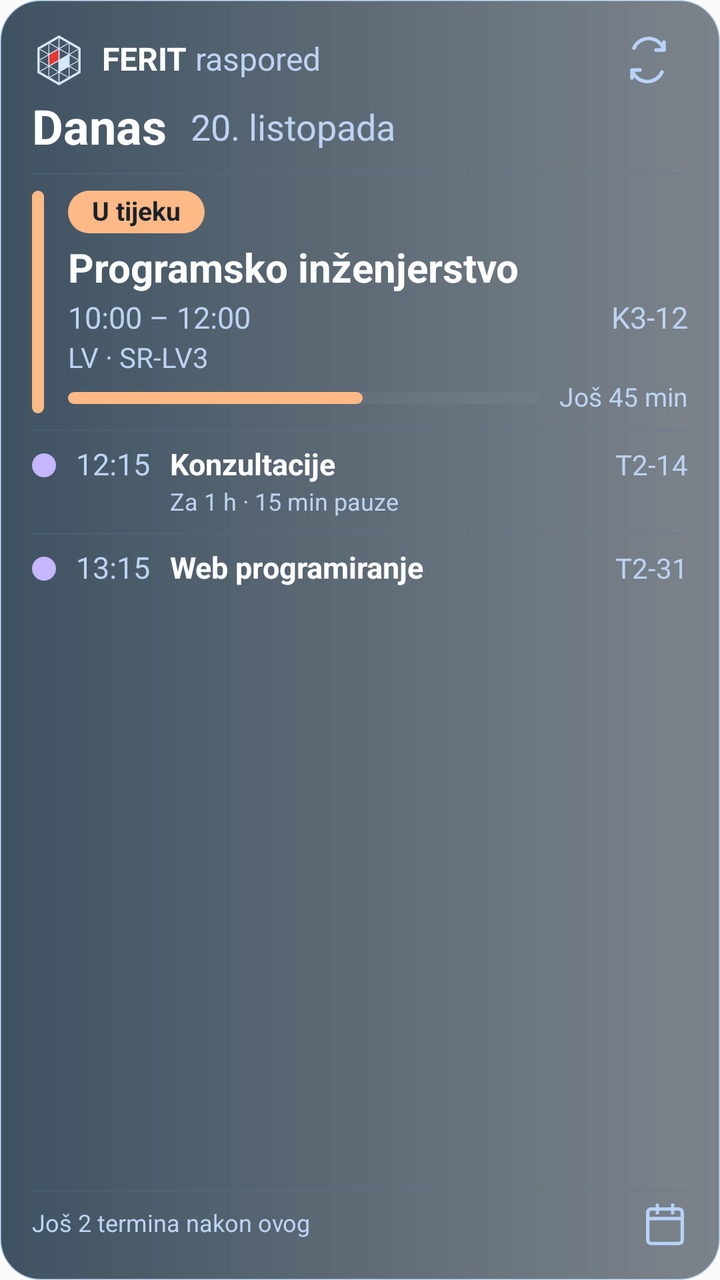
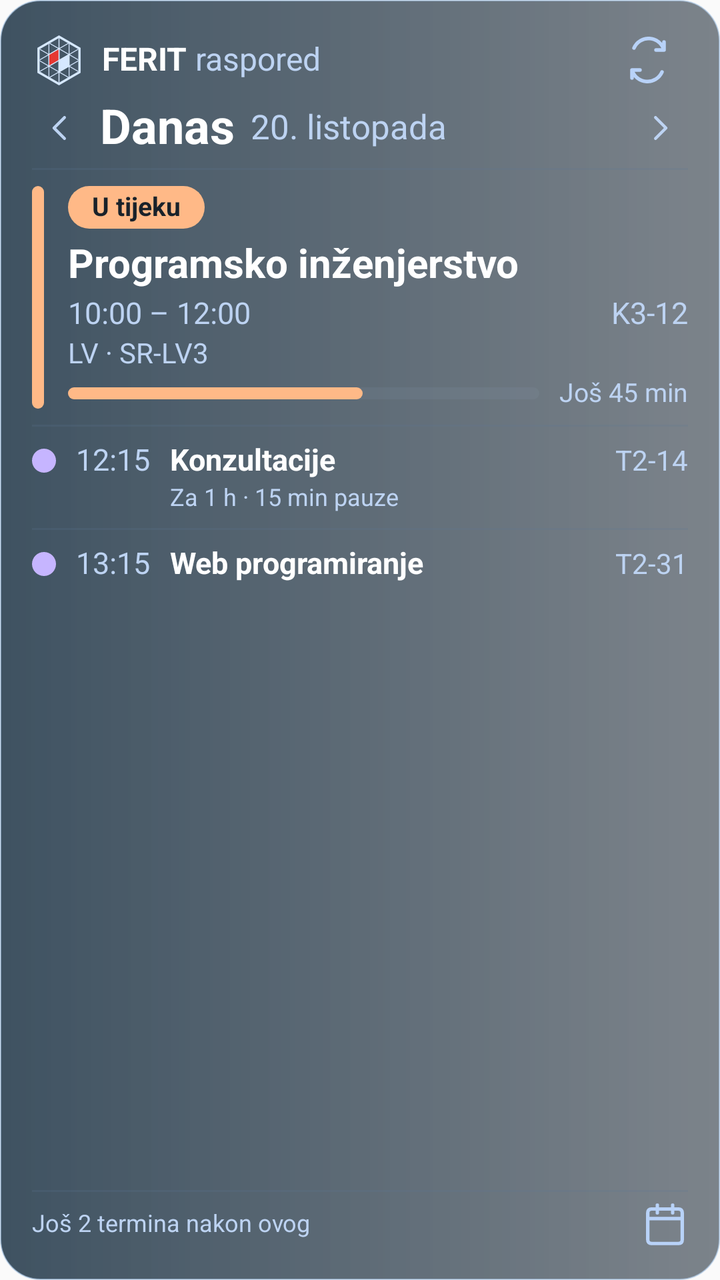

Two renders of the same Android screen: before a commit and after it. Below are the layout's source before the change and the commit's diff.
<!-- AndroidManifest.xml: application theme AppTheme -->
<!-- res/layout/schedule_widget.xml -->
<?xml version="1.0" encoding="utf-8"?>
<LinearLayout xmlns:android="http://schemas.android.com/apk/res/android"
 android:id="@+id/widget_root" android:layout_width="match_parent" android:layout_height="match_parent"
 android:orientation="vertical" android:background="@drawable/widget_glass" android:padding="16dp">
 <LinearLayout android:layout_width="match_parent" android:layout_height="28dp" android:gravity="center_vertical">
  <ImageView android:layout_width="27dp" android:layout_height="29dp" android:src="@drawable/widget_ferit_logo" android:contentDescription="FERIT"/>
  <TextView  android:layout_width="wrap_content" android:layout_height="wrap_content" android:text="FERIT" android:textColor="#FFFFFF" android:textSize="16sp" android:includeFontPadding="false" android:layout_marginStart="8dp" android:textStyle="bold"/>
  <TextView  android:layout_width="0dp" android:layout_height="wrap_content" android:text="\u0020raspored" android:textColor="#BDD3F2" android:textSize="16sp" android:includeFontPadding="false" android:layout_weight="1"/>
  <ImageView android:id="@+id/widget_refresh" android:layout_width="40dp" android:layout_height="40dp" android:padding="8dp" android:src="@drawable/widget_refresh" android:contentDescription="@string/widget_refresh"/>
 </LinearLayout>
 <LinearLayout android:layout_width="match_parent" android:layout_height="wrap_content" android:gravity="center_vertical" android:layout_marginTop="6dp" android:layout_marginBottom="8dp">
  <TextView  android:layout_width="wrap_content" android:layout_height="wrap_content" android:text="Danas" android:textColor="#FFFFFF" android:textSize="24sp" android:includeFontPadding="false" android:textStyle="bold"/>
  <TextView android:id="@+id/widget_date" android:layout_width="0dp" android:layout_height="wrap_content" android:text="20. listopada" android:textColor="#BDD3F2" android:textSize="18sp" android:includeFontPadding="false" android:layout_marginStart="12dp" android:maxLines="1" android:ellipsize="end" android:layout_weight="1"/>
 </LinearLayout>
 <ImageView android:layout_width="match_parent" android:layout_height="1dp" android:background="#305E7895" android:importantForAccessibility="no"/>
 <LinearLayout android:id="@+id/widget_hero" android:layout_width="match_parent" android:layout_height="wrap_content" android:layout_marginTop="8dp" android:layout_marginBottom="8dp">
  <ImageView android:layout_width="6dp" android:layout_height="match_parent" android:src="@drawable/widget_marker" android:scaleType="fitXY" android:importantForAccessibility="no"/>
  <LinearLayout android:layout_width="0dp" android:layout_weight="1" android:layout_height="wrap_content" android:layout_marginStart="12dp" android:orientation="vertical">
   <TextView android:id="@+id/widget_status" android:layout_width="wrap_content" android:layout_height="wrap_content" android:text="U tijeku" android:textColor="#19222A" android:textSize="13sp" android:includeFontPadding="false" android:background="@drawable/widget_pill" android:textStyle="bold"/>
   <TextView android:id="@+id/widget_title" android:layout_width="match_parent" android:layout_height="wrap_content" android:text="Programsko inženjerstvo" android:textColor="#FFFFFF" android:textSize="20sp" android:includeFontPadding="false" android:layout_marginTop="6dp" android:textStyle="bold" android:maxLines="2" android:ellipsize="end"/>
   <LinearLayout android:layout_width="match_parent" android:layout_height="wrap_content" android:layout_marginTop="4dp" android:gravity="center_vertical">
    <TextView android:id="@+id/widget_time" android:layout_width="0dp" android:layout_height="wrap_content" android:text="10:00 – 12:00" android:textColor="#BDD3F2" android:textSize="15sp" android:includeFontPadding="false" android:layout_weight="1"/>
    <TextView android:id="@+id/widget_room" android:layout_width="wrap_content" android:layout_height="wrap_content" android:text="K3-12" android:textColor="#BDD3F2" android:textSize="15sp" android:includeFontPadding="false" android:maxWidth="100dp" android:maxLines="1" android:ellipsize="end"/>
   </LinearLayout>
   <TextView android:id="@+id/widget_group" android:layout_width="match_parent" android:layout_height="wrap_content" android:text="LV · SR-LV3" android:textColor="#BDD3F2" android:textSize="14sp" android:includeFontPadding="false" android:layout_marginTop="3dp" android:maxLines="1" android:ellipsize="end"/>
   <LinearLayout android:id="@+id/widget_progress_row" android:layout_width="match_parent" android:layout_height="wrap_content" android:layout_marginTop="4dp" android:gravity="center_vertical">
    <ProgressBar android:id="@+id/widget_progress" style="?android:attr/progressBarStyleHorizontal" android:layout_width="0dp" android:layout_weight="1" android:layout_height="6dp" android:max="10000" android:progress="6250" android:indeterminate="false" android:progressDrawable="@drawable/widget_progress" android:progressTint="#FFB987" android:progressBackgroundTint="#4D9BB1CA"/>
    <TextView android:id="@+id/widget_remaining" android:layout_width="wrap_content" android:layout_height="wrap_content" android:text="Još 45 min" android:textColor="#BDD3F2" android:textSize="13sp" android:includeFontPadding="false" android:layout_marginStart="10dp"/>
   </LinearLayout>
  </LinearLayout>
 </LinearLayout>
 <LinearLayout android:id="@+id/widget_empty" android:layout_width="match_parent" android:layout_height="0dp" android:layout_weight="1" android:orientation="vertical" android:gravity="center_vertical" android:visibility="gone" android:paddingTop="20dp" android:paddingBottom="20dp">
  <TextView android:id="@+id/widget_empty_title" android:layout_width="wrap_content" android:layout_height="wrap_content" android:text="" android:textColor="#FFFFFF" android:textSize="22sp" android:includeFontPadding="false" android:textStyle="bold"/>
  <TextView android:id="@+id/widget_empty_body" android:layout_width="wrap_content" android:layout_height="wrap_content" android:text="" android:textColor="#BDD3F2" android:textSize="15sp" android:includeFontPadding="false" android:layout_marginTop="8dp"/>
 </LinearLayout>
 <LinearLayout android:id="@+id/widget_next1" android:layout_width="match_parent" android:layout_height="wrap_content" android:orientation="vertical">
<ImageView android:layout_width="match_parent" android:layout_height="1dp" android:background="#305E7895" android:importantForAccessibility="no"/>
<LinearLayout android:layout_width="match_parent" android:layout_height="wrap_content" android:paddingTop="8dp" android:paddingBottom="8dp" android:gravity="top">
<ImageView android:id="@+id/widget_dot1" android:layout_width="12dp" android:layout_height="12dp" android:layout_marginTop="3dp" android:layout_marginEnd="10dp" android:src="@drawable/widget_dot" android:importantForAccessibility="no"/>
<TextView android:id="@+id/widget_next_time1" android:layout_width="47dp" android:layout_height="wrap_content" android:text="12:15" android:textColor="#BDD3F2" android:textSize="15sp" android:includeFontPadding="false" />
<LinearLayout android:layout_width="0dp" android:layout_weight="1" android:layout_height="wrap_content" android:orientation="vertical">
<TextView android:id="@+id/widget_next_title1" android:layout_width="match_parent" android:layout_height="wrap_content" android:text="Konzultacije" android:textColor="#FFFFFF" android:textSize="15sp" android:includeFontPadding="false" android:textStyle="bold" android:maxLines="1" android:ellipsize="end"/>
<TextView android:id="@+id/widget_next_detail1" android:layout_width="match_parent" android:layout_height="wrap_content" android:text="Za 1 h · 15 min pauze" android:textColor="#BDD3F2" android:textSize="12sp" android:includeFontPadding="false" android:layout_marginTop="3dp" android:maxLines="2" android:ellipsize="end"/>
</LinearLayout>
<TextView android:id="@+id/widget_next_room1" android:layout_width="wrap_content" android:layout_height="wrap_content" android:text="T2-14" android:textColor="#BDD3F2" android:textSize="14sp" android:includeFontPadding="false" android:maxWidth="65dp" android:layout_marginStart="7dp" android:maxLines="1" android:ellipsize="end"/>
</LinearLayout></LinearLayout><LinearLayout android:id="@+id/widget_next2" android:layout_width="match_parent" android:layout_height="wrap_content" android:orientation="vertical">
<ImageView android:layout_width="match_parent" android:layout_height="1dp" android:background="#305E7895" android:importantForAccessibility="no"/>
<LinearLayout android:layout_width="match_parent" android:layout_height="wrap_content" android:paddingTop="8dp" android:paddingBottom="8dp" android:gravity="top">
<ImageView android:id="@+id/widget_dot2" android:layout_width="12dp" android:layout_height="12dp" android:layout_marginTop="3dp" android:layout_marginEnd="10dp" android:src="@drawable/widget_dot" android:importantForAccessibility="no"/>
<TextView android:id="@+id/widget_next_time2" android:layout_width="47dp" android:layout_height="wrap_content" android:text="13:15" android:textColor="#BDD3F2" android:textSize="15sp" android:includeFontPadding="false" />
<LinearLayout android:layout_width="0dp" android:layout_weight="1" android:layout_height="wrap_content" android:orientation="vertical">
<TextView android:id="@+id/widget_next_title2" android:layout_width="match_parent" android:layout_height="wrap_content" android:text="Web programiranje" android:textColor="#FFFFFF" android:textSize="15sp" android:includeFontPadding="false" android:textStyle="bold" android:maxLines="1" android:ellipsize="end"/>

</LinearLayout>
<TextView android:id="@+id/widget_next_room2" android:layout_width="wrap_content" android:layout_height="wrap_content" android:text="T2-31" android:textColor="#BDD3F2" android:textSize="14sp" android:includeFontPadding="false" android:maxWidth="65dp" android:layout_marginStart="7dp" android:maxLines="1" android:ellipsize="end"/>
</LinearLayout></LinearLayout>
 <LinearLayout android:id="@+id/widget_space" android:layout_width="match_parent" android:layout_height="0dp" android:layout_weight="1" android:orientation="vertical"/>
 <ImageView android:layout_width="match_parent" android:layout_height="1dp" android:background="#305E7895" android:importantForAccessibility="no"/>
 <LinearLayout android:layout_width="match_parent" android:layout_height="wrap_content" android:gravity="center_vertical" android:paddingTop="4dp">
  <TextView android:id="@+id/widget_footer" android:layout_width="0dp" android:layout_height="wrap_content" android:text="Još 2 termina nakon ovog" android:textColor="#BDD3F2" android:textSize="12sp" android:includeFontPadding="false" android:layout_weight="1" android:maxLines="2" android:ellipsize="end"/>
  <ImageView android:id="@+id/widget_open" android:layout_width="30dp" android:layout_height="24dp" android:paddingStart="7dp" android:src="@drawable/widget_calendar" android:contentDescription="@string/widget_open"/>
 </LinearLayout>
</LinearLayout>
<!-- resources referenced by this layout -->
<resources>
  <!-- drawable widget_calendar (drawable) -->
  <vector xmlns:android="http://schemas.android.com/apk/res/android" android:width="22dp" android:height="22dp" android:viewportWidth="24" android:viewportHeight="24">
      <path android:pathData="M5,4H19Q21,4 21,6V20Q21,22 19,22H5Q3,22 3,20V6Q3,4 5,4ZM3,9H21M8,2V6M16,2V6" android:strokeColor="#B8D2F8" android:strokeWidth="1.8" android:strokeLineCap="round" android:strokeLineJoin="round"/>
  </vector>
  <!-- drawable widget_dot (drawable) -->
  <shape xmlns:android="http://schemas.android.com/apk/res/android" android:shape="oval">
      <solid android:color="#C6B5FF"/>
  </shape>
  <!-- drawable widget_glass (drawable) -->
  <shape xmlns:android="http://schemas.android.com/apk/res/android">
      <gradient android:angle="0" android:startColor="#CC10283B" android:endColor="#A83B4651"/>
      <stroke android:width="0.6dp" android:color="#99ABC9E8"/>
      <corners android:radius="20dp"/>
  </shape>
  <!-- drawable widget_marker (drawable) -->
  <shape xmlns:android="http://schemas.android.com/apk/res/android">
      <solid android:color="#FFB987"/><corners android:radius="4dp"/>
  </shape>
  <!-- drawable widget_pill (drawable) -->
  <shape xmlns:android="http://schemas.android.com/apk/res/android">
      <solid android:color="#FFB987"/><corners android:radius="13dp"/>
      <padding android:left="12dp" android:right="12dp" android:top="3dp" android:bottom="3dp"/>
  </shape>
  <!-- drawable widget_refresh (drawable) -->
  <vector xmlns:android="http://schemas.android.com/apk/res/android" android:width="24dp" android:height="24dp" android:viewportWidth="24" android:viewportHeight="24">
      <path android:pathData="M20,7V3M20,7H16M4,17V21M4,17H8M20,7A8,8 0,0 0,5 6M4,17A8,8 0,0 0,19 18" android:strokeColor="#B8D2F8" android:strokeWidth="1.8" android:strokeLineCap="round" android:strokeLineJoin="round"/>
  </vector>
  <string name="widget_open">Otvori današnji raspored</string>
  <string name="widget_refresh">Osvježi FERIT raspored</string>
  <style name="AppTheme" parent="Theme.AppCompat.Light.DarkActionBar">
          
          <item name="colorPrimary">@color/colorPrimary</item>
          <item name="colorPrimaryDark">@color/colorPrimaryDark</item>
          <item name="colorAccent">@color/colorAccent</item>
      </style>
  <!-- unchanged entries left out for length: 2 -->
</resources>

<!-- the commit's change to res/layout/schedule_widget.xml (unified diff, before → after) -->
@@ -8,9 +8,11 @@
   <TextView  android:layout_width="0dp" android:layout_height="wrap_content" android:text="\u0020raspored" android:textColor="#BDD3F2" android:textSize="16sp" android:includeFontPadding="false" android:layout_weight="1"/>
   <ImageView android:id="@+id/widget_refresh" android:layout_width="40dp" android:layout_height="40dp" android:padding="8dp" android:src="@drawable/widget_refresh" android:contentDescription="@string/widget_refresh"/>
  </LinearLayout>
- <LinearLayout android:layout_width="match_parent" android:layout_height="wrap_content" android:gravity="center_vertical" android:layout_marginTop="6dp" android:layout_marginBottom="8dp">
-  <TextView  android:layout_width="wrap_content" android:layout_height="wrap_content" android:text="Danas" android:textColor="#FFFFFF" android:textSize="24sp" android:includeFontPadding="false" android:textStyle="bold"/>
-  <TextView android:id="@+id/widget_date" android:layout_width="0dp" android:layout_height="wrap_content" android:text="20. listopada" android:textColor="#BDD3F2" android:textSize="18sp" android:includeFontPadding="false" android:layout_marginStart="12dp" android:maxLines="1" android:ellipsize="end" android:layout_weight="1"/>
+ <LinearLayout android:layout_width="match_parent" android:layout_height="32dp" android:gravity="center_vertical" android:layout_marginTop="4dp" android:layout_marginBottom="4dp">
+  <ImageView android:id="@+id/widget_previous" android:layout_width="28dp" android:layout_height="match_parent" android:padding="5dp" android:layout_marginEnd="6dp" android:src="@drawable/widget_previous" android:contentDescription="@string/widget_previous"/>
+  <TextView android:id="@+id/widget_day" android:layout_width="wrap_content" android:layout_height="wrap_content" android:text="Danas" android:textColor="#FFFFFF" android:textSize="24sp" android:includeFontPadding="false" android:textStyle="bold"/>
+  <TextView android:id="@+id/widget_date" android:layout_width="0dp" android:layout_height="wrap_content" android:text="20. listopada" android:textColor="#BDD3F2" android:textSize="17sp" android:includeFontPadding="false" android:layout_marginStart="8dp" android:maxLines="1" android:ellipsize="end" android:layout_weight="1"/>
+  <ImageView android:id="@+id/widget_next_day" android:layout_width="28dp" android:layout_height="match_parent" android:padding="5dp" android:src="@drawable/widget_next_day" android:contentDescription="@string/widget_next_day"/>
  </LinearLayout>
  <ImageView android:layout_width="match_parent" android:layout_height="1dp" android:background="#305E7895" android:importantForAccessibility="no"/>
  <LinearLayout android:id="@+id/widget_hero" android:layout_width="match_parent" android:layout_height="wrap_content" android:layout_marginTop="8dp" android:layout_marginBottom="8dp">
@@ -23,6 +25,10 @@
     <TextView android:id="@+id/widget_room" android:layout_width="wrap_content" android:layout_height="wrap_content" android:text="K3-12" android:textColor="#BDD3F2" android:textSize="15sp" android:includeFontPadding="false" android:maxWidth="100dp" android:maxLines="1" android:ellipsize="end"/>
    </LinearLayout>
    <TextView android:id="@+id/widget_group" android:layout_width="match_parent" android:layout_height="wrap_content" android:text="LV · SR-LV3" android:textColor="#BDD3F2" android:textSize="14sp" android:includeFontPadding="false" android:layout_marginTop="3dp" android:maxLines="1" android:ellipsize="end"/>
+   <LinearLayout android:id="@+id/widget_tomorrow_start_row" android:layout_width="match_parent" android:layout_height="wrap_content" android:layout_marginTop="5dp" android:gravity="center_vertical" android:visibility="gone">
+    <ImageView android:layout_width="16dp" android:layout_height="16dp" android:layout_marginEnd="6dp" android:src="@drawable/widget_clock" android:importantForAccessibility="no"/>
+    <TextView android:id="@+id/widget_tomorrow_start" android:layout_width="0dp" android:layout_height="wrap_content" android:text="Počinje sutra u 09:00" android:textColor="#BDD3F2" android:textSize="12sp" android:includeFontPadding="false" android:layout_weight="1" android:maxLines="1" android:ellipsize="end"/>
+   </LinearLayout>
    <LinearLayout android:id="@+id/widget_progress_row" android:layout_width="match_parent" android:layout_height="wrap_content" android:layout_marginTop="4dp" android:gravity="center_vertical">
     <ProgressBar android:id="@+id/widget_progress" style="?android:attr/progressBarStyleHorizontal" android:layout_width="0dp" android:layout_weight="1" android:layout_height="6dp" android:max="10000" android:progress="6250" android:indeterminate="false" android:progressDrawable="@drawable/widget_progress" android:progressTint="#FFB987" android:progressBackgroundTint="#4D9BB1CA"/>
     <TextView android:id="@+id/widget_remaining" android:layout_width="wrap_content" android:layout_height="wrap_content" android:text="Još 45 min" android:textColor="#BDD3F2" android:textSize="13sp" android:includeFontPadding="false" android:layout_marginStart="10dp"/>
@@ -50,7 +56,7 @@
 <TextView android:id="@+id/widget_next_time2" android:layout_width="47dp" android:layout_height="wrap_content" android:text="13:15" android:textColor="#BDD3F2" android:textSize="15sp" android:includeFontPadding="false" />
 <LinearLayout android:layout_width="0dp" android:layout_weight="1" android:layout_height="wrap_content" android:orientation="vertical">
 <TextView android:id="@+id/widget_next_title2" android:layout_width="match_parent" android:layout_height="wrap_content" android:text="Web programiranje" android:textColor="#FFFFFF" android:textSize="15sp" android:includeFontPadding="false" android:textStyle="bold" android:maxLines="1" android:ellipsize="end"/>
-
+<TextView android:id="@+id/widget_next_detail2" android:layout_width="match_parent" android:layout_height="wrap_content" android:text="13:15 – 15:00" android:textColor="#BDD3F2" android:textSize="12sp" android:includeFontPadding="false" android:layout_marginTop="3dp" android:maxLines="2" android:ellipsize="end" android:visibility="gone"/>
 </LinearLayout>
 <TextView android:id="@+id/widget_next_room2" android:layout_width="wrap_content" android:layout_height="wrap_content" android:text="T2-31" android:textColor="#BDD3F2" android:textSize="14sp" android:includeFontPadding="false" android:maxWidth="65dp" android:layout_marginStart="7dp" android:maxLines="1" android:ellipsize="end"/>
 </LinearLayout></LinearLayout>
<!-- resource entries referenced after the edit -->
@@ -4,6 +4,8 @@
   <vector xmlns:android="http://schemas.android.com/apk/res/android" android:width="22dp" android:height="22dp" android:viewportWidth="24" android:viewportHeight="24">
       <path android:pathData="M5,4H19Q21,4 21,6V20Q21,22 19,22H5Q3,22 3,20V6Q3,4 5,4ZM3,9H21M8,2V6M16,2V6" android:strokeColor="#B8D2F8" android:strokeWidth="1.8" android:strokeLineCap="round" android:strokeLineJoin="round"/>
   </vector>
+  <!-- drawable widget_clock (drawable) -->
+  <vector xmlns:android="http://schemas.android.com/apk/res/android" android:width="16dp" android:height="16dp" android:viewportWidth="24" android:viewportHeight="24"><path android:pathData="M12,3 A9,9 0,1 0,12 21 A9,9 0,1 0,12 3 M12,7 L12,12 L9,15" android:fillColor="@android:color/transparent" android:strokeColor="#BDD3F2" android:strokeWidth="2" android:strokeLineCap="round" android:strokeLineJoin="round"/></vector>
   <!-- drawable widget_dot (drawable) -->
   <shape xmlns:android="http://schemas.android.com/apk/res/android" android:shape="oval">
       <solid android:color="#C6B5FF"/>
@@ -18,16 +20,22 @@
   <shape xmlns:android="http://schemas.android.com/apk/res/android">
       <solid android:color="#FFB987"/><corners android:radius="4dp"/>
   </shape>
+  <!-- drawable widget_next_day (drawable) -->
+  <vector xmlns:android="http://schemas.android.com/apk/res/android" android:width="24dp" android:height="24dp" android:viewportWidth="24" android:viewportHeight="24"><path android:pathData="M9,5 L16,12 L9,19" android:fillColor="@android:color/transparent" android:strokeColor="#BDD3F2" android:strokeWidth="2" android:strokeLineCap="round" android:strokeLineJoin="round"/></vector>
   <!-- drawable widget_pill (drawable) -->
   <shape xmlns:android="http://schemas.android.com/apk/res/android">
       <solid android:color="#FFB987"/><corners android:radius="13dp"/>
       <padding android:left="12dp" android:right="12dp" android:top="3dp" android:bottom="3dp"/>
   </shape>
+  <!-- drawable widget_previous (drawable) -->
+  <vector xmlns:android="http://schemas.android.com/apk/res/android" android:width="24dp" android:height="24dp" android:viewportWidth="24" android:viewportHeight="24"><path android:pathData="M15,5 L8,12 L15,19" android:fillColor="@android:color/transparent" android:strokeColor="#BDD3F2" android:strokeWidth="2" android:strokeLineCap="round" android:strokeLineJoin="round"/></vector>
   <!-- drawable widget_refresh (drawable) -->
   <vector xmlns:android="http://schemas.android.com/apk/res/android" android:width="24dp" android:height="24dp" android:viewportWidth="24" android:viewportHeight="24">
       <path android:pathData="M20,7V3M20,7H16M4,17V21M4,17H8M20,7A8,8 0,0 0,5 6M4,17A8,8 0,0 0,19 18" android:strokeColor="#B8D2F8" android:strokeWidth="1.8" android:strokeLineCap="round" android:strokeLineJoin="round"/>
   </vector>
-  <string name="widget_open">Otvori današnji raspored</string>
+  <string name="widget_next_day">Sljedeći dan</string>
+  <string name="widget_open">Otvori odabrani raspored</string>
+  <string name="widget_previous">Prethodni dan</string>
   <string name="widget_refresh">Osvježi FERIT raspored</string>
   <style name="AppTheme" parent="Theme.AppCompat.Light.DarkActionBar">
           
